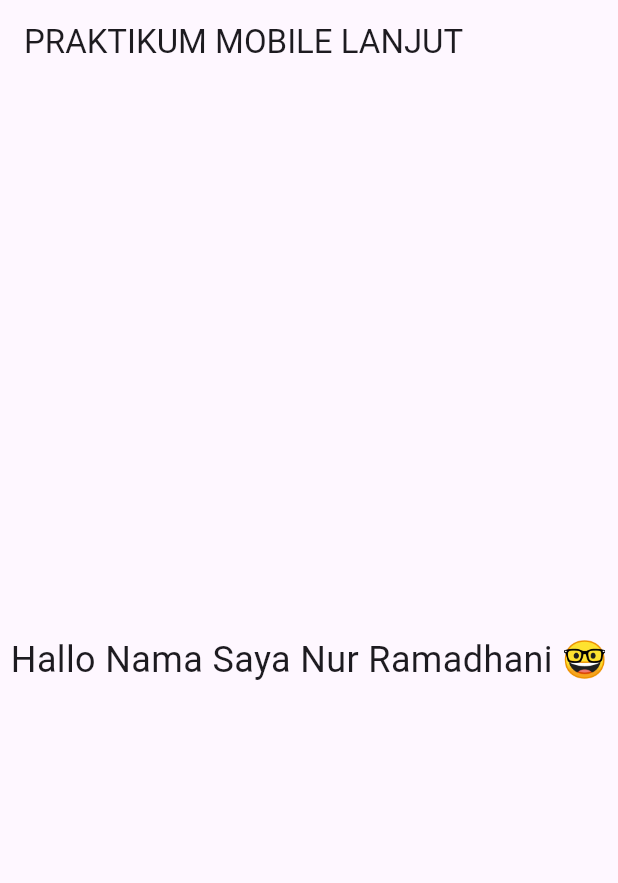
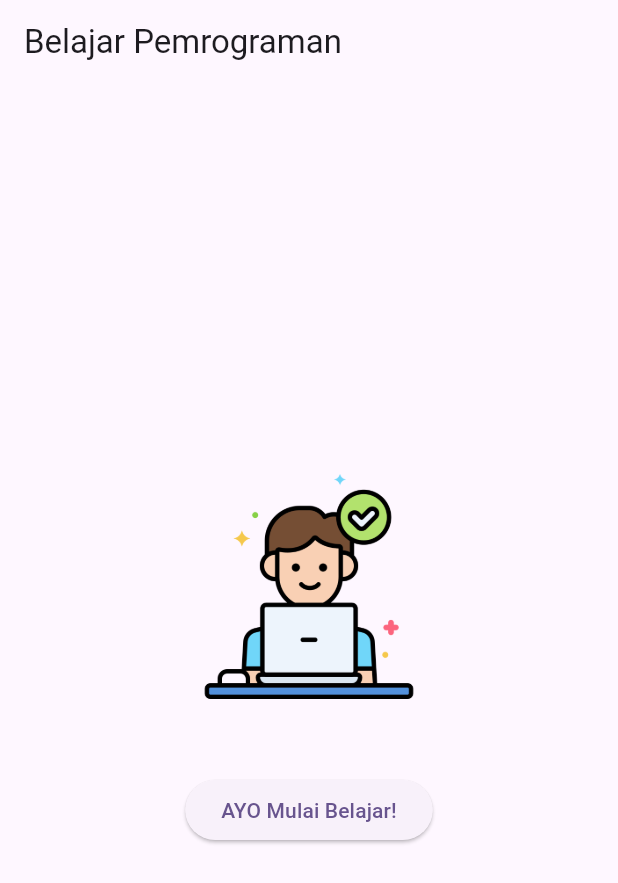
Before and after one commit to ichidha/prak-mobilelanjut-2417051067, a Flutter app: the screen it shows after launch, on a phone screen of 412 x 824 dp. Shown: the top 883 px of the screen. Run offline on Flutter 3.47's test engine with Material 3 defaults, Android fonts, the phone set to English and light mode, and no system bars.

Commit message:
Pertemuan 3: First widget

```diff
--- /dev/null
+++ b/lib/first_widget.dart
@@ -0,0 +1,31 @@
+import 'package:flutter/material.dart';
+
+class FirstWidget extends StatelessWidget {
+  const FirstWidget({super.key});
+
+  @override
+  Widget build(BuildContext context) {
+    return Scaffold(
+      appBar: AppBar(
+        title: const Text('Belajar Pemrograman'),
+      ), // AppBar
+      body: Center(
+        child: Column(
+          mainAxisAlignment: MainAxisAlignment.center,
+          children: [
+            Image.asset(
+              'assets/images/IT.png',
+              width: 150,
+              height: 150,
+            ), // Image.asset
+            const SizedBox(height: 50),
+            ElevatedButton(
+              onPressed: () {},
+              child: const Text('AYO Mulai Belajar!'),
+            ), // ElevatedButton
+          ],
+        ), // Column
+      ), // Center
+    ); // Scaffold
+  }
+}
--- a/lib/main.dart
+++ b/lib/main.dart
@@ -1,4 +1,7 @@
 import 'package:flutter/material.dart';
+// import 'column_widget.dart';
+// import 'row_widget.dart';
+import 'first_widget.dart';
 
 void main() {
   runApp(const MyApp());
@@ -10,19 +13,14 @@
   @override
   Widget build(BuildContext context) {
     return MaterialApp(
-      title: 'Flutter Demo',
+      title: 'Praktikum Mobile Lanjut',
       theme: ThemeData(
-        colorScheme: .fromSeed(
-          seedColor: Colors.deepPurple),
-      ),
-      home: Scaffold(
-        appBar: AppBar(
-          title: const Text('PRAKTIKUM MOBILE LANJUT'),
-        ),
-        body: const Center(
-          child: Text('Hallo Nama Saya Nur Ramadhani 🤓', style: TextStyle(fontSize: 24)),
-        ),
-      ),
-    );
+        colorScheme: ColorScheme.fromSeed(
+          seedColor: Colors.deepPurple,
+        ), // ColorScheme.fromSeed
+        useMaterial3: true,
+      ), // ThemeData
+      home: const FirstWidget(),
+    ); // MaterialApp
   }
 }
--- a/pubspec.yaml
+++ b/pubspec.yaml
@@ -58,9 +58,8 @@
   uses-material-design: true
 
   # To add assets to your application, add an assets section, like this:
-  # assets:
-  #   - images/a_dot_burr.jpeg
-  #   - images/a_dot_ham.jpeg
+  assets:
+    - assets/images/IT.png
 
   # An image asset can refer to one or more resolution-specific "variants", see
   # https://flutter.dev/to/resolution-aware-images
```
Also changed, not shown: lib/column_widget.dart (added, +22 -0 lines), lib/row_widget.dart (added, +22 -0 lines), assets/images/IT.png (added), flutter_01.png (added), pubspec.lock, 1 other file.
